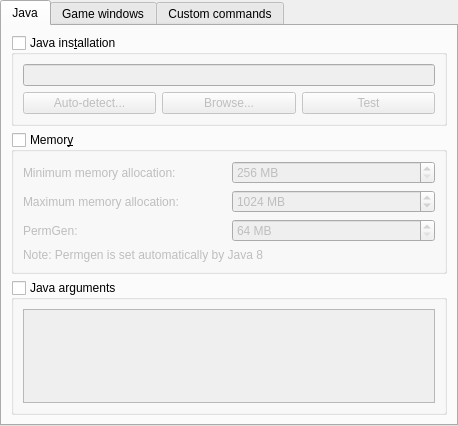
Above: application/pages/InstanceSettingsPage.ui from FreesmTeam/FreesmLauncher before the change. Below: the same form after it.
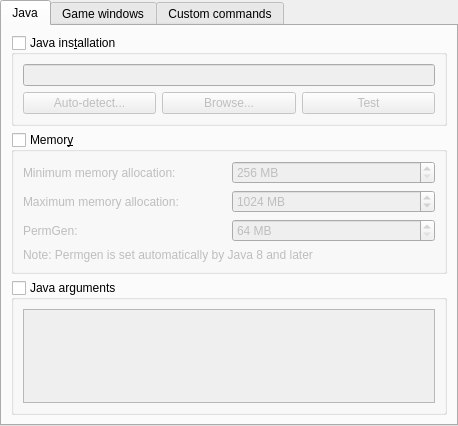
That is the form after the change.

Commit message: NOISSUE: Change text to also refer to later java versions

Patch:
```diff
--- a/application/pages/InstanceSettingsPage.ui
+++ b/application/pages/InstanceSettingsPage.ui
@@ -183,7 +183,7 @@
           <item row="3" column="0" colspan="2">
            <widget class="QLabel" name="labelPermgenNote">
             <property name="text">
-             <string>Note: Permgen is set automatically by Java 8</string>
+             <string>Note: Permgen is set automatically by Java 8 and later</string>
             </property>
            </widget>
           </item>
```
